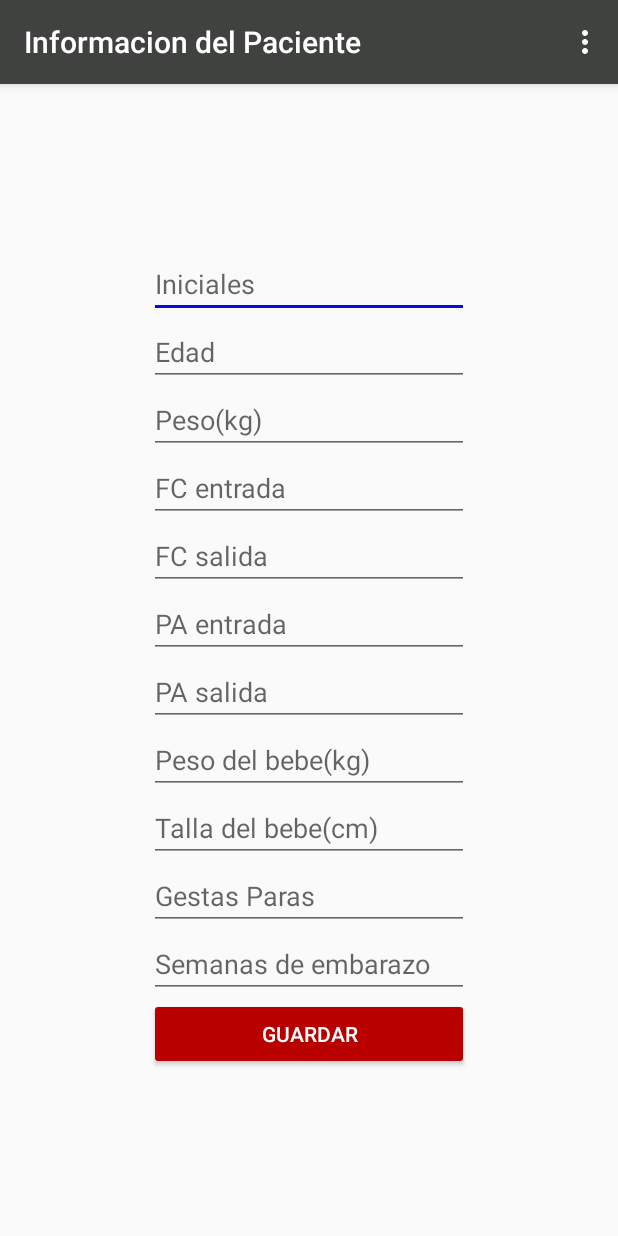
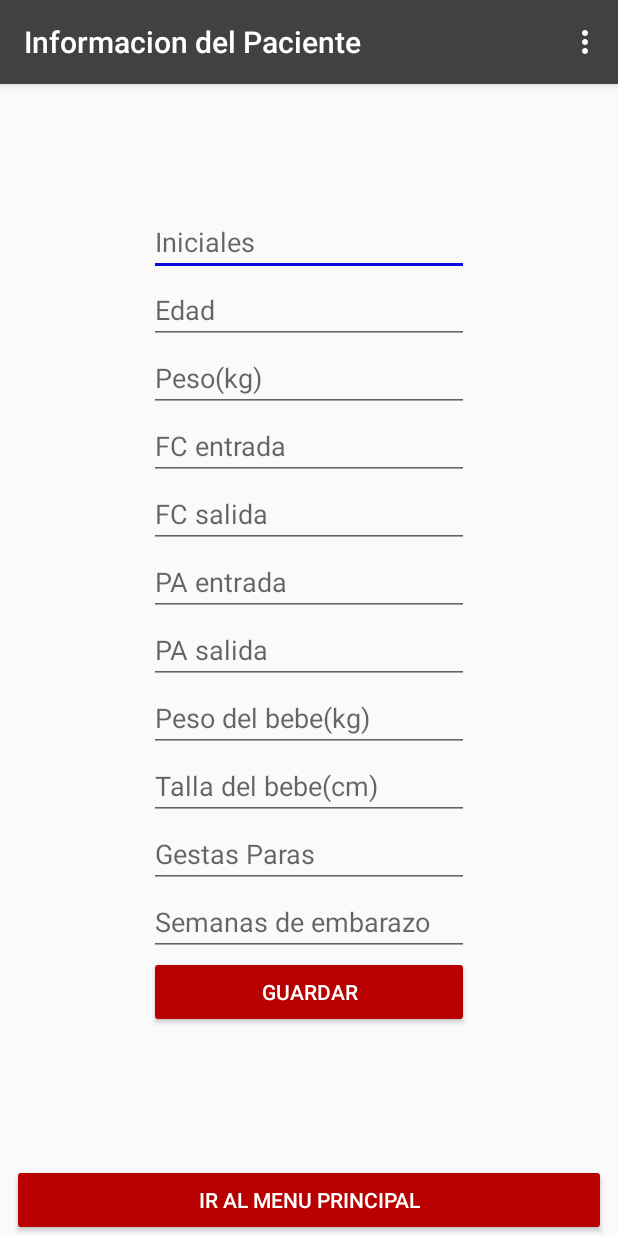
Before and after one commit to Joe545/teghpp, an Android app: the Patientdata screen opened directly, with no data from a screen before it, on a phone screen of 412 x 824 dp. Run offline under Robolectric (Android 15) with nearby library versions, the phone set to English and light mode, and no system bars; our stand-ins replace Firebase (no records; nobody signed in at launch, a user with empty details on screens opened directly).

Commit message:
finish mmgvo

```diff
--- a/app/src/main/res/layout/activity_hora.xml
+++ b/app/src/main/res/layout/activity_hora.xml
@@ -16,7 +16,7 @@
         android:textColor="@color/blanco"
         android:textSize="45sp"
         android:textStyle="bold"
-
+        android:onClick="startChrono"
         android:textAlignment="center"
         android:foregroundGravity="center"
         android:backgroundTint="@color/rojo"
--- a/app/src/main/res/layout/activity_patientdata.xml
+++ b/app/src/main/res/layout/activity_patientdata.xml
@@ -12,11 +12,10 @@
         android:layout_height="wrap_content"
         android:layout_centerHorizontal="true"
         android:layout_marginStart="8dp"
-        android:layout_marginTop="8dp"
         android:layout_marginEnd="8dp"
         android:layout_marginBottom="8dp"
         android:orientation="vertical"
-        app:layout_constraintBottom_toBottomOf="parent"
+        app:layout_constraintBottom_toTopOf="@+id/button2"
         app:layout_constraintEnd_toEndOf="parent"
         app:layout_constraintStart_toStartOf="parent"
         app:layout_constraintTop_toTopOf="parent">
@@ -141,4 +140,18 @@
 
     </LinearLayout>
 
+    <Button
+        android:id="@+id/button2"
+        android:layout_width="match_parent"
+        android:layout_height="wrap_content"
+        android:layout_marginStart="8dp"
+        android:layout_marginEnd="8dp"
+        android:backgroundTint="@color/rojo"
+        android:onClick="goToInicio"
+        android:text="Ir al menu principal"
+        android:textColor="@color/blanco"
+        app:layout_constraintBottom_toBottomOf="parent"
+        app:layout_constraintEnd_toEndOf="parent"
+        app:layout_constraintStart_toStartOf="parent" />
+
 </android.support.constraint.ConstraintLayout>
```
Also changed, not shown: app/src/main/java/com/teghpp/Hora.java (+24 -3 lines), app/src/main/java/com/teghpp/Patientdata.java (+9 -2 lines), app/src/main/java/com/teghpp/PerdidaActivity.java (+7 -6 lines).
